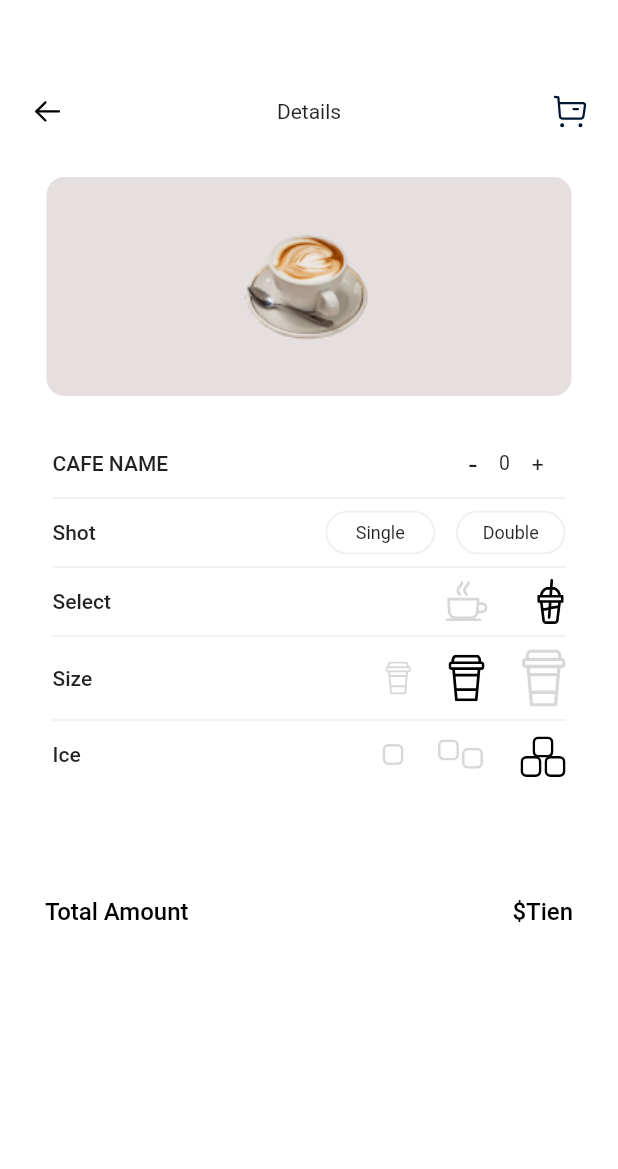
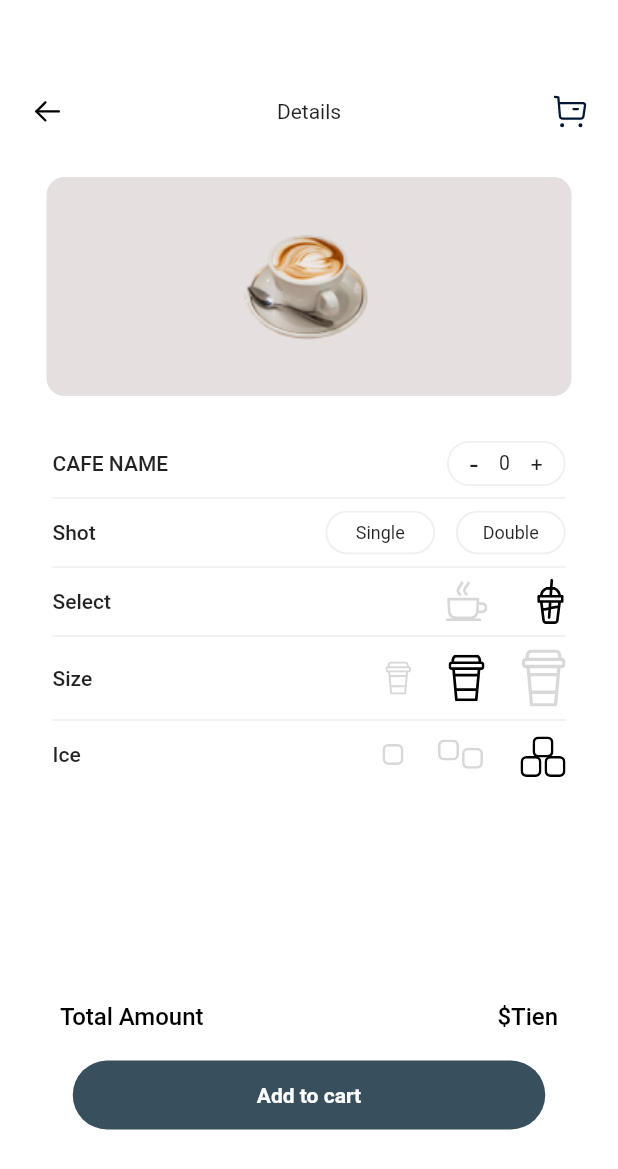
Before and after one commit to duyan222000/CoffeeBookingApp, a Flutter app: the screen it shows after launch, on a phone screen of 412 x 824 dp. Shown: the top 1169 px of the screen. Run offline on Flutter 3.47's test engine with Material 2 defaults, Android fonts, the phone set to English and light mode, and no system bars; our stand-ins replace flutter_svg.

Commit message:
complete of Details page

```diff
--- a/lib/component/details/amount_row.dart
+++ b/lib/component/details/amount_row.dart
@@ -23,7 +23,10 @@ class AmountRow extends StatelessWidget {
             width: 79,
             height: 30,
             decoration: BoxDecoration(
-                borderRadius: BorderRadius.circular(50), color: Colors.white),
+                borderRadius: BorderRadius.circular(50),
+                color: Colors.white,
+                border: Border.all(
+                    width: 1.2, color: Color.fromRGBO(216, 216, 216, 0.40))),
             child: Row(
               mainAxisAlignment: MainAxisAlignment.spaceEvenly,
               crossAxisAlignment: CrossAxisAlignment.center,
--- a/lib/view/detail.dart
+++ b/lib/view/detail.dart
@@ -69,13 +69,25 @@ class CoffeeDetailOrder extends StatelessWidget {
             ),
             Padding(
               padding: const EdgeInsets.only(
-                  left: 30, right: 30, bottom: 20, top: 80),
+                  left: 40, right: 40, top: 150, bottom: 20),
               child: TotalCast(),
             ),
             Container(
+              width: 315,
+              height: 46,
               decoration: BoxDecoration(
                   color: Color.fromARGB(248, 50, 74, 89),
-                  borderRadius: BorderRadius.all(Radius.circular(30))),
+                  borderRadius: BorderRadius.all(
+                    Radius.circular(30),
+                  )),
+              child: Center(
+                child: Text('Add to cart',
+                    style: TextStyle(
+                        fontFamily: "Poppins",
+                        fontSize: 14,
+                        fontWeight: FontWeight.w600,
+                        color: Color(0xFFFFFFFF))),
+              ),
             )
           ],
         )
```
